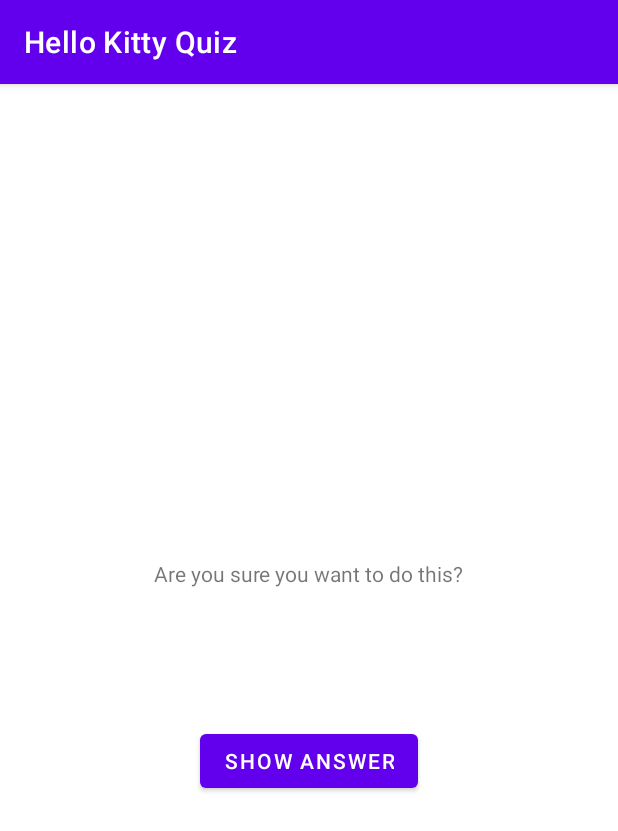
After one commit to maritza-beltran/HelloKittyQuiz, an Android app: the CheatActivity screen opened directly, with no data from a screen before it, on a phone screen of 412 x 824 dp. The commit adds this screen. Shown: the top 831 px of the screen. Run offline under Robolectric (Android 15) with nearby library versions, the phone set to English and light mode, and no system bars.

Commit message:
added functioning CheatActivity, fixed the connection between quiz results and the next button

```diff
--- a/app/src/main/AndroidManifest.xml
+++ b/app/src/main/AndroidManifest.xml
@@ -12,7 +12,7 @@
         android:theme="@style/Theme.HelloKittyQuiz"
         tools:targetApi="31">
         <activity
-            android:name=".Result"
+            android:name=".CheatActivity"
             android:exported="false" />
         <activity
             android:name=".MainActivity"
--- /dev/null
+++ b/app/src/main/java/com/example/hellokittyquiz/CheatActivity.kt
@@ -0,0 +1,48 @@
+package com.example.hellokittyquiz
+
+import android.app.Activity
+import android.content.Context
+import android.content.Intent
+import androidx.appcompat.app.AppCompatActivity
+import android.os.Bundle
+import com.example.hellokittyquiz.databinding.ActivityCheatBinding
+
+const val EXTRA_ANSWER_SHOWN = "com.hellokittyquiz.answer_shown"
+private const val EXTRA_ANSWER_IS_TRUE = "com.hellokittyquiz.answer_is_true"
+
+class CheatActivity : AppCompatActivity() {
+    private lateinit var binding: ActivityCheatBinding
+    private var answerIsTrue = false
+
+    override fun onCreate(savedInstanceState: Bundle?) {
+        super.onCreate(savedInstanceState)
+        binding = ActivityCheatBinding.inflate(layoutInflater)
+        setContentView(binding.root)
+
+        answerIsTrue = intent.getBooleanExtra(EXTRA_ANSWER_IS_TRUE, false)
+
+        binding.showAnswerButton.setOnClickListener{
+            val answerText = when{
+                answerIsTrue -> R.string.true_button
+                else -> R.string.false_button
+            }//end val
+            binding.answerTextView.setText(answerText)
+            setAnswerShownResult(true)
+        }
+    }
+
+    private fun setAnswerShownResult(isAnswerShown: Boolean){
+        val data = Intent().apply {
+            putExtra(EXTRA_ANSWER_SHOWN, isAnswerShown)
+        }
+        setResult(Activity.RESULT_OK, data)
+    }//end function
+
+    companion object{
+        fun newIntent(packageContext: Context, answerIsTrue: Boolean): Intent {
+            return Intent(packageContext, CheatActivity::class.java).apply{
+                putExtra(EXTRA_ANSWER_IS_TRUE, answerIsTrue)
+            }//return
+        }//function
+    }//companion object
+}//class
--- a/app/src/main/java/com/example/hellokittyquiz/QuizViewModel.kt
+++ b/app/src/main/java/com/example/hellokittyquiz/QuizViewModel.kt
@@ -4,6 +4,7 @@ import androidx.lifecycle.SavedStateHandle
 import androidx.lifecycle.ViewModel
 
 const val CURRENT_INDEX_KEY = "CURRENT_INDEX_KEY"
+const val IS_CHEATER_KEY = "IS_CHEATER_KEY"
 
 class QuizViewModel(private val savedStateHandle: SavedStateHandle) : ViewModel() {
 
@@ -18,6 +19,9 @@ class QuizViewModel(private val savedStateHandle: SavedStateHandle) : ViewModel(
         Question(R.string.question4, false,"",false),
         Question(R.string.question5, false,"",false))
 
+    var isCheater: Boolean
+        get() = savedStateHandle.get(IS_CHEATER_KEY)?: false
+        set(value) = savedStateHandle.set(IS_CHEATER_KEY, value)
 
     val currentQuestionAnswer: Boolean
         get() = questionBank[currentIndex].answer
--- a/app/src/main/java/com/example/hellokittyquiz/Result.java
+++ /dev/null
@@ -1,6 +0,0 @@
-package com.example.hellokittyquiz;
-
-import android.app.Activity;
-
-public class Result extends Activity {
-}
--- /dev/null
+++ b/app/src/main/res/layout/activity_cheat.xml
@@ -0,0 +1,31 @@
+<?xml version="1.0" encoding="utf-8"?>
+<LinearLayout xmlns:android="http://schemas.android.com/apk/res/android"
+    xmlns:tools="http://schemas.android.com/tools"
+    android:layout_width="match_parent"
+    android:layout_height="match_parent"
+    android:gravity="center"
+    android:orientation="vertical"
+    tools:context=".CheatActivity">
+
+    <TextView
+        android:layout_width="wrap_content"
+        android:layout_height="wrap_content"
+        android:padding="24dp"
+        android:text="@string/warning_text"/>
+
+    <TextView
+        android:id="@+id/answer_text_view"
+        android:layout_width="wrap_content"
+        android:layout_height="wrap_content"
+        android:padding="24dp"
+        tools:text="Answer"/>
+
+    <Button
+        android:id="@+id/show_answer_button"
+        android:layout_width="wrap_content"
+        android:layout_height="wrap_content"
+        android:text="@string/show_answer_button"/>
+
+
+
+</LinearLayout>
--- a/app/src/main/res/values/strings.xml
+++ b/app/src/main/res/values/strings.xml
@@ -17,4 +17,10 @@
     <string name="incorrect_button">THIS IS INCORRECT!</string>
     <string name="next_button">NEXT</string>
     <string name="previous_button">PREV</string>
+    <string name="show_answer_button">Show Answer</string>
+    <string name="cheat_button">Cheat!</string>
+
+    ////////CHEAT///////////////
+    <string name="warning_text">Are you sure you want to do this?</string>
+    <string name="judgement_toast">Cheating is wrong.</string>
 </resources>
```
Also changed, not shown: app/src/main/java/com/example/hellokittyquiz/MainActivity.kt (+23 -11 lines), app/src/main/res/layout/activity_main.xml (+16 -0 lines).
